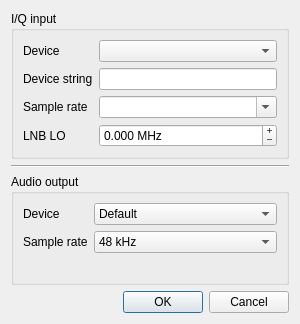
Qt form qtgui/ioconfig.ui (gqrx-sdr/gqrx) before a commit.
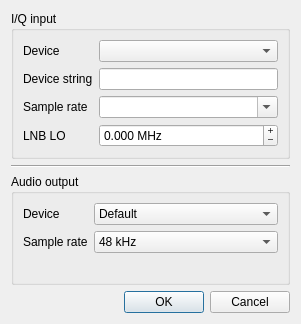
The same form after that commit. Icons and pictures are not drawn.

```diff
--- a/qtgui/ioconfig.ui
+++ b/qtgui/ioconfig.ui
@@ -6,7 +6,7 @@
    <rect>
     <x>0</x>
     <y>0</y>
-    <width>300</width>
+    <width>301</width>
     <height>324</height>
    </rect>
   </property>
```
Left out of the diff: 2 changed lines with no effect on the pictures.
